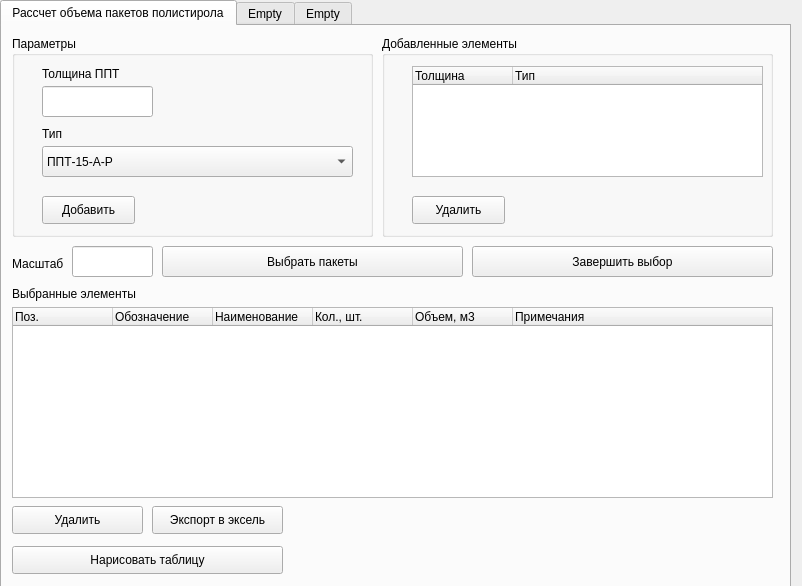
The window that ui/polystyrene.ui (skysharkk/gpolystyrene) describes before a commit, drawn with Qt 5.
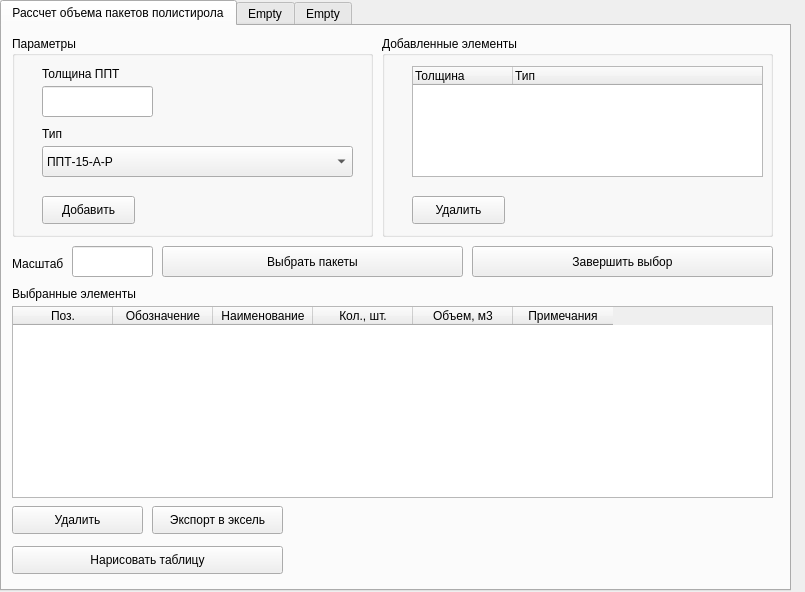
The same window after the commit. Icons and pictures are not drawn.

Commit message: feat: add table

```diff
--- a/ui/polystyrene.ui
+++ b/ui/polystyrene.ui
@@ -6,8 +6,8 @@
    <rect>
     <x>0</x>
     <y>0</y>
-    <width>802</width>
-    <height>586</height>
+    <width>805</width>
+    <height>592</height>
    </rect>
   </property>
   <property name="windowTitle">
@@ -203,46 +203,6 @@
       <string>Удалить</string>
      </property>
     </widget>
-    <widget class="QTreeWidget" name="treeWidget_2">
-     <property name="geometry">
-      <rect>
-       <x>10</x>
-       <y>281</y>
-       <width>761</width>
-       <height>191</height>
-      </rect>
-     </property>
-     <column>
-      <property name="text">
-       <string>Поз.</string>
-      </property>
-     </column>
-     <column>
-      <property name="text">
-       <string>Обозначение</string>
-      </property>
-     </column>
-     <column>
-      <property name="text">
-       <string>Наименование</string>
-      </property>
-     </column>
-     <column>
-      <property name="text">
-       <string>Кол., шт.</string>
-      </property>
-     </column>
-     <column>
-      <property name="text">
-       <string>Объем, м3</string>
-      </property>
-     </column>
-     <column>
-      <property name="text">
-       <string>Примечания</string>
-      </property>
-     </column>
-    </widget>
     <widget class="QPushButton" name="pushButton_5">
      <property name="geometry">
       <rect>
@@ -305,6 +265,46 @@
       <string>Нарисовать таблицу</string>
      </property>
     </widget>
+    <widget class="QTableWidget" name="tableWidget_2">
+     <property name="geometry">
+      <rect>
+       <x>10</x>
+       <y>280</y>
+       <width>761</width>
+       <height>192</height>
+      </rect>
+     </property>
+     <column>
+      <property name="text">
+       <string>Поз.</string>
+      </property>
+     </column>
+     <column>
+      <property name="text">
+       <string>Обозначение</string>
+      </property>
+     </column>
+     <column>
+      <property name="text">
+       <string>Наименование</string>
+      </property>
+     </column>
+     <column>
+      <property name="text">
+       <string>Кол., шт.</string>
+      </property>
+     </column>
+     <column>
+      <property name="text">
+       <string>Объем, м3</string>
+      </property>
+     </column>
+     <column>
+      <property name="text">
+       <string>Примечания</string>
+      </property>
+     </column>
+    </widget>
    </widget>
    <widget class="QWidget" name="tab_2">
     <attribute name="title">
```
Left out of the diff: 30 changed lines with no effect on the pictures.
